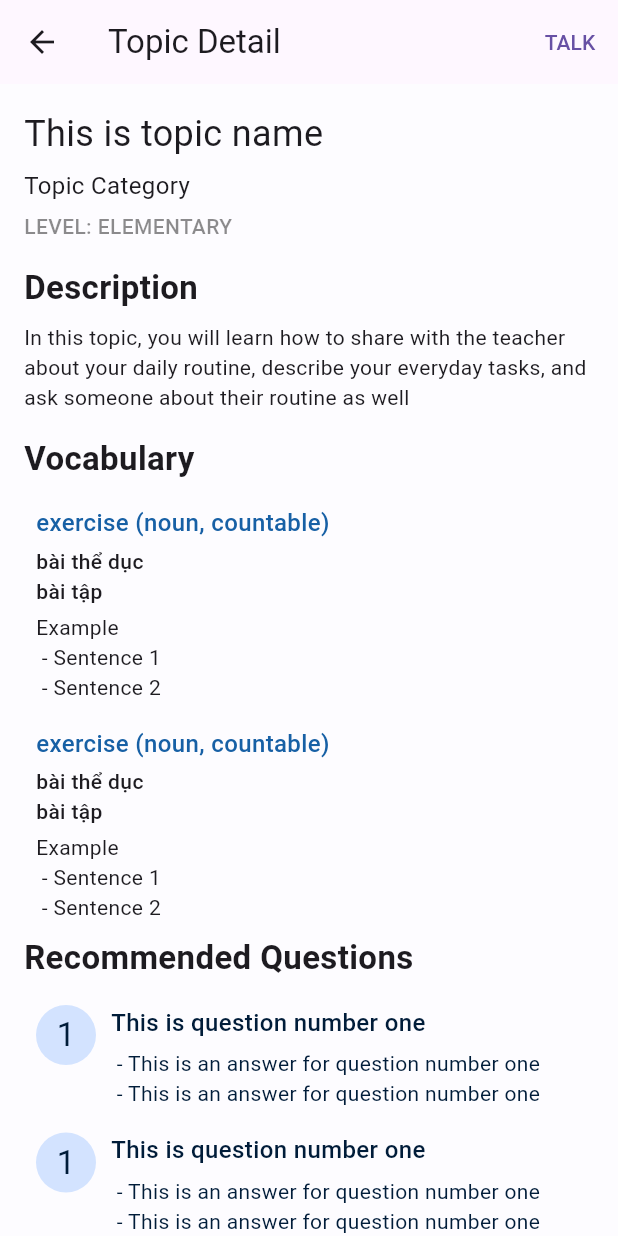
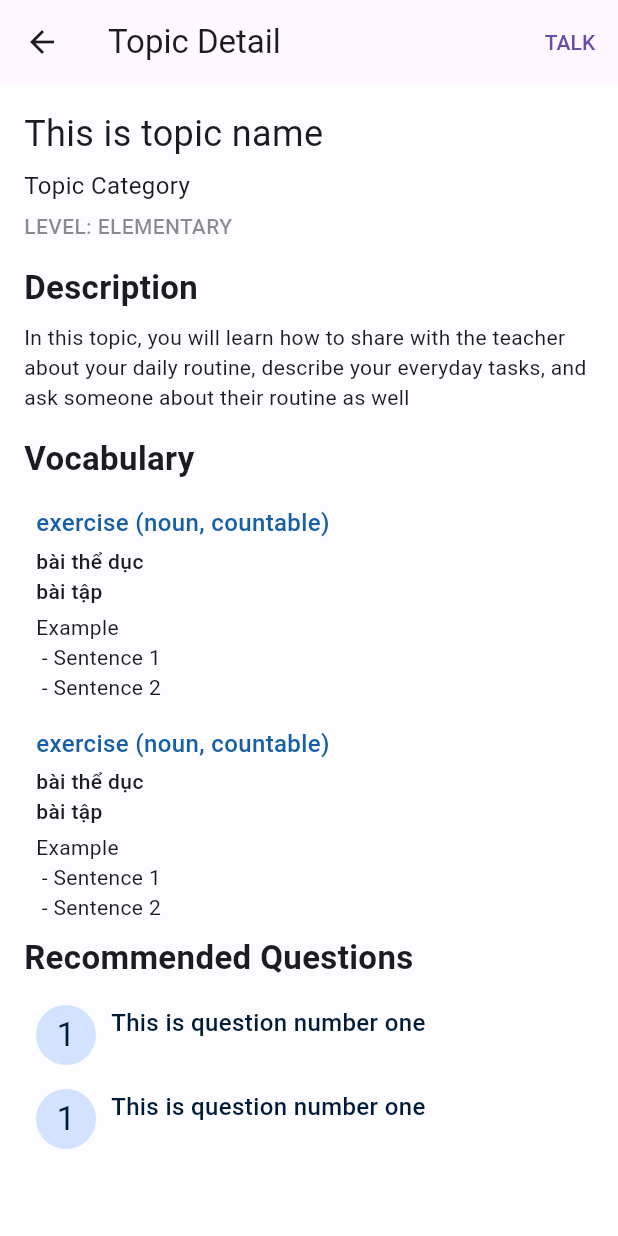
Before and after one commit to Centalki-team/centalki, a Flutter app: the TopicDetail screen opened directly, on a phone screen of 412 x 824 dp. Run offline on Flutter 3.47's test engine with Material 2 defaults, Android fonts, the phone set to English and light mode, and no system bars; our stand-ins replace dio, firebase_auth, firebase_core, flutter_modular, shimmer; missing offline and left inert: sample_exception; accounts and stored records are empty.

Commit message:
Adjust UI for Select Topic

```diff
--- a/lib/src/features/topic/presentation/widgets/question_card.dart
+++ b/lib/src/features/topic/presentation/widgets/question_card.dart
@@ -33,10 +33,6 @@ class QuestionCard extends StatelessWidget {
             ),
           ),
           const SizedBox(width: smallSpacing10),
-          Expanded(
-            child: Column(
-              crossAxisAlignment: CrossAxisAlignment.start,
-              children: [
           Text(
             'This is question number one',
             style: TextStyle(
@@ -45,24 +41,6 @@ class QuestionCard extends StatelessWidget {
               color: colorScheme.onPrimaryContainer,
             ),
           ),
-                const SizedBox(height: smallSpacing6),
-                Text(
-                  ' - This is an answer for question number one',
-                  softWrap: true,
-                  style: TextStyle(
-                    color: colorScheme.onPrimaryContainer,
-                  ),
-                ),
-                Text(
-                  ' - This is an answer for question number one',
-                  softWrap: true,
-                  style: TextStyle(
-                    color: colorScheme.onPrimaryContainer,
-                  ),
-                ),
-              ],
-            ),
-          ),
         ],
       ),
     );
```
Also changed, not shown: lib/src/features/topic/presentation/views/select_topic.dart (+9 -14 lines). Lines whose indentation alone changed are shown as unchanged.
